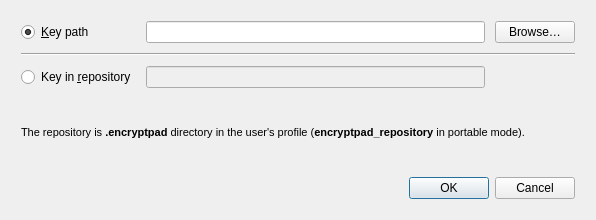
Qt form qt_ui/new_key_dialog.ui (evpo/EncryptPad) before a commit.
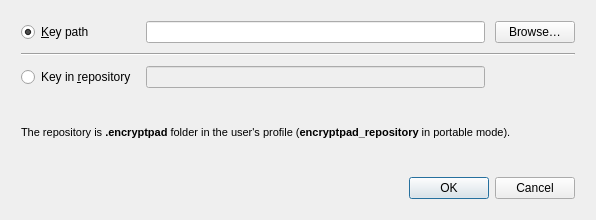
The same form after that commit.

Commit message: Replace directory with folder in GUI

Patch:
```diff
--- a/qt_ui/new_key_dialog.ui
+++ b/qt_ui/new_key_dialog.ui
@@ -75,7 +75,7 @@
         </font>
        </property>
        <property name="text">
-        <string>The repository is &lt;b&gt;.encryptpad&lt;/b&gt; directory in the user's profile (&lt;b&gt;encryptpad_repository&lt;/b&gt; in portable mode).</string>
+        <string>The repository is &lt;b&gt;.encryptpad&lt;/b&gt; folder in the user's profile (&lt;b&gt;encryptpad_repository&lt;/b&gt; in portable mode).</string>
        </property>
        <property name="wordWrap">
         <bool>true</bool>
```
The commit also changes 4 other files.
